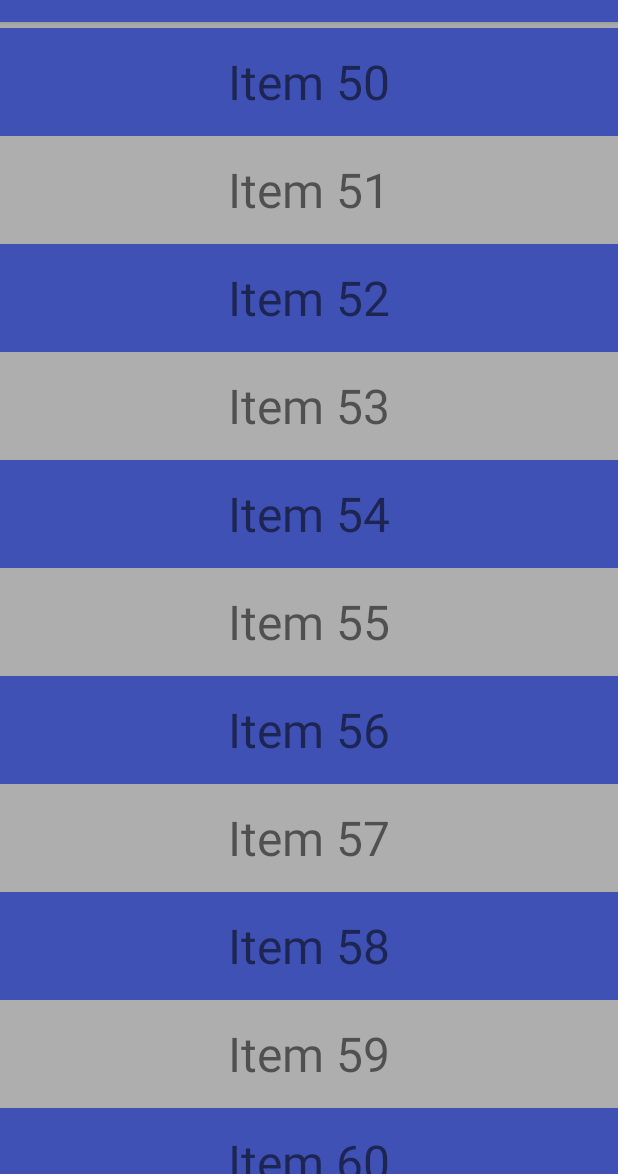
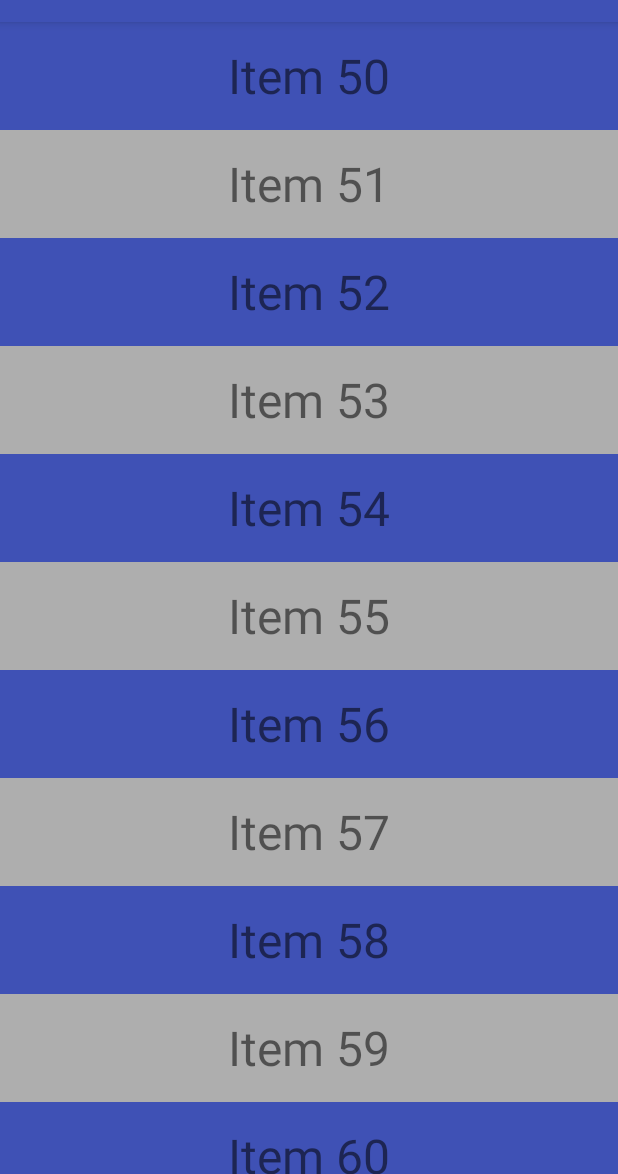
Before and after one commit to AOrobator/RecyclerViewBugDemo, an Android app: the screen it shows after launch (MainActivity), on a phone screen of 412 x 824 dp, the part 62-1236 px from its top. Run offline under Robolectric (Android 15) with nearby library versions, the phone set to English and light mode, and no system bars.

Commit message:
Simplified layout

```diff
--- a/app/src/main/res/layout/activity_main.xml
+++ b/app/src/main/res/layout/activity_main.xml
@@ -10,10 +10,6 @@
         android:id="@+id/recyclerView"
         android:layout_width="match_parent"
         android:layout_height="match_parent"
-        android:clipChildren="false"
-        android:clipToPadding="false"
-        android:paddingBottom="4dp"
-        android:paddingTop="4dp"
         app:layoutManager="android.support.v7.widget.LinearLayoutManager"
         tools:listitem="@layout/list_item" />
 
```
